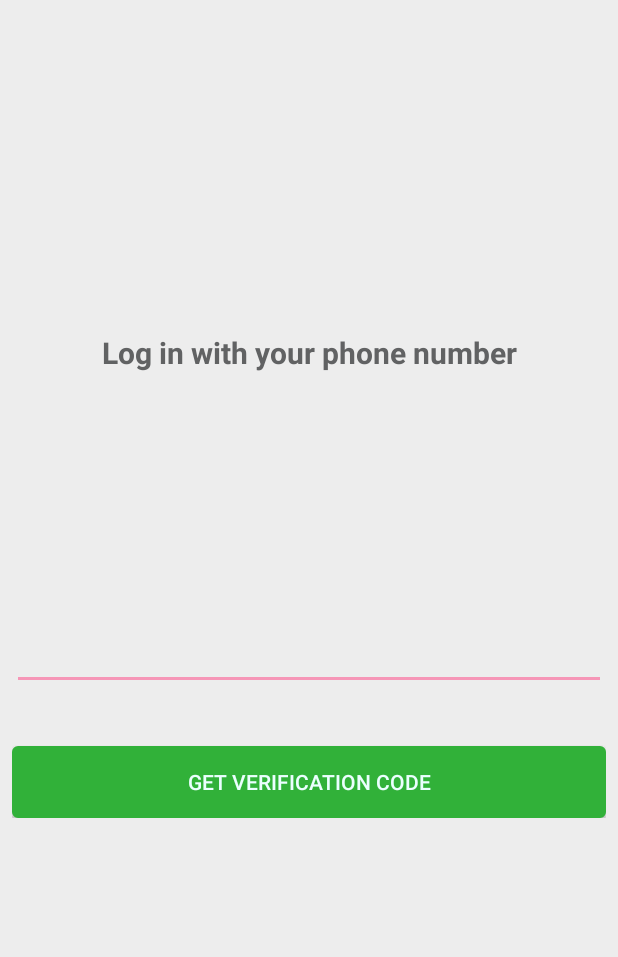
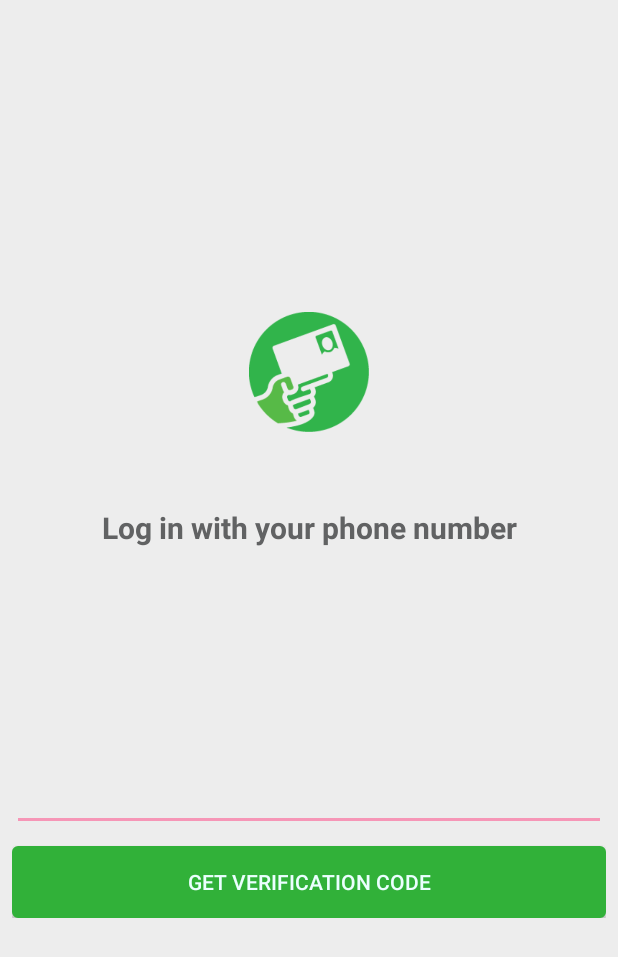
Before and after one commit to JennyJS/eNameCardAndroid, an Android app: the screen it shows after launch (LogInActivity), on a phone screen of 412 x 824 dp. Shown: the top 957 px of the screen. Run offline under Robolectric (Android 15) with nearby library versions, the phone set to English and light mode, and no system bars; libraries missing offline, so code that uses them is left out: com.facebook, com.facebook.appevents; 2 statements that could not run were skipped.

Commit message:
add logo in phone number page≈ß≈ç

```diff
--- a/app/src/main/java/com/scu/jenny/enamecard/LogInActivity.java
+++ b/app/src/main/java/com/scu/jenny/enamecard/LogInActivity.java
@@ -62,13 +62,13 @@ public class LogInActivity extends AppCompatActivity {
         phoneNumberEditText = (EditText) findViewById(R.id.phone_number_edit_text);
         verificationCodeEditText = (EditText) findViewById(R.id.verfication_code_edit_text);
 
-        moveViewDown(200);
+        moveViewDown(300);
 
         getVerificationCodeBtn.setOnClickListener(new View.OnClickListener() {
             @Override
             public void onClick(View v) {
                 if (phoneNumberEditText.getText().toString().equals("123")) {
-                    Intent intent = new Intent(getApplicationContext(), UserNameActivity.class);
+                    Intent intent = new Intent(getApplicationContext(), MainPageActivity.class);
                     startActivity(intent);
                 } else {
                     requestVerificationCode();
--- a/app/src/main/java/com/scu/jenny/enamecard/Profile/MyProfileActivity.java
+++ b/app/src/main/java/com/scu/jenny/enamecard/Profile/MyProfileActivity.java
@@ -82,7 +82,9 @@ public class MyProfileActivity extends AppCompatActivity implements SlideToUnloc
         context = getApplicationContext();
 
         profileView = (CircleImageView) findViewById(R.id.profileIV);
-        loadProfileImage();
+
+        // for move on purpose
+//        loadProfileImage();
         profileView.setOnClickListener(getProfileViewOnClickListener());
 
         slideToUnlock = (SlideToUnlock) findViewById(R.id.slidetounlock);
--- a/app/src/main/java/com/scu/jenny/enamecard/storage/Facebook.java
+++ b/app/src/main/java/com/scu/jenny/enamecard/storage/Facebook.java
@@ -15,7 +15,7 @@ public class Facebook {
 
     public Facebook(long userID, String fbId, String imageURL) {
         if (imageURL.equals("photoPath") || imageURL.equals("url")) {
-            throw new IllegalArgumentException("FUCKKKKKKKKKKKK" + imageURL);
+            throw new IllegalArgumentException("HIIIIIII" + imageURL);
         }
         this.userID = userID;
         this.fbId = fbId;
--- a/app/src/main/res/layout/content_log_in.xml
+++ b/app/src/main/res/layout/content_log_in.xml
@@ -23,12 +23,19 @@
         android:orientation="vertical"
         android:id="@+id/phone_number_layout"
         >
+        <ImageView
+            android:layout_width="80dp"
+            android:layout_height="80dp"
+            android:id="@+id/logo"
+            android:src="@drawable/logo"
+            android:layout_gravity="center_horizontal"
+            />
 
         <TextView
             android:layout_width="match_parent"
             android:layout_height="wrap_content"
             android:text="Log in with your phone number"
-            android:layout_marginTop="80dp"
+            android:layout_marginTop="50dp"
             android:textColor="@color/archerGray"
             android:textSize="20sp"
             android:textStyle="bold"
@@ -42,8 +49,7 @@
             android:inputType="number"
             android:ems="10"
             android:id="@+id/phone_number_edit_text"
-            android:layout_marginTop="25dp"
-            android:layout_marginBottom="37dp"
+            android:layout_marginTop="10dp"
             android:gravity="center_horizontal" />
 
         <Button
@@ -53,7 +59,8 @@
             android:text="Get Verification Code"
             android:textColor="@color/brightText"
             android:id="@+id/button"
-            android:background="@drawable/mybutton" />
+            android:background="@drawable/mybutton"
+            android:layout_marginTop="10dp"/>
 
         </LinearLayout>
 
```
Also changed, not shown: 42 other files.
